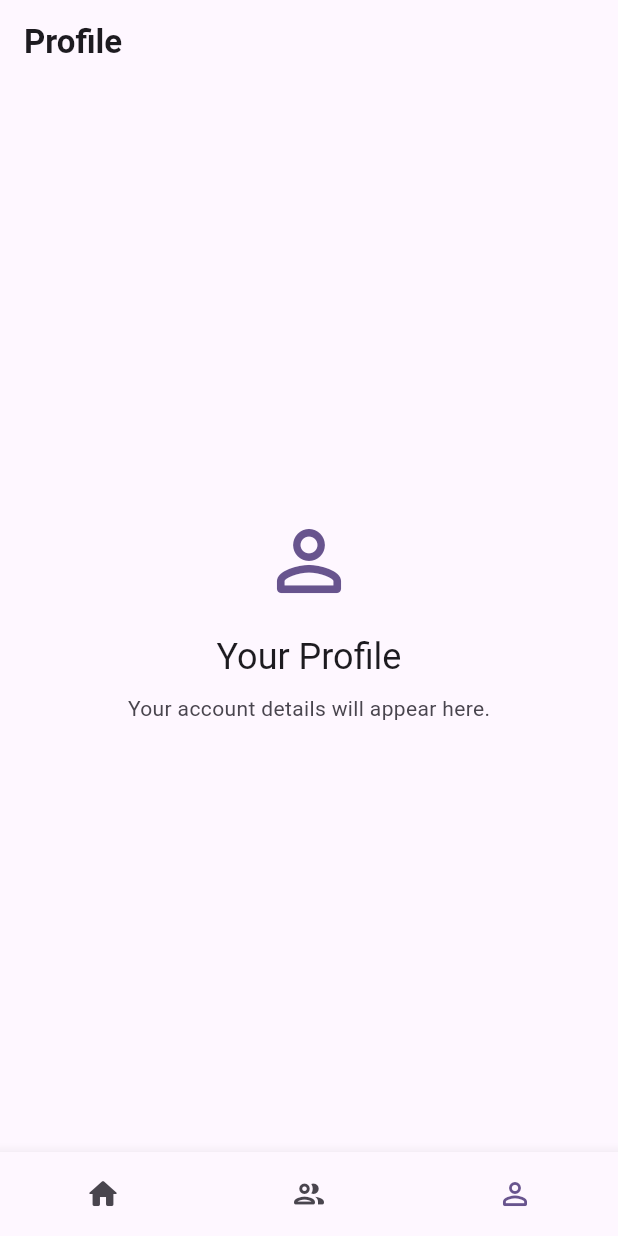
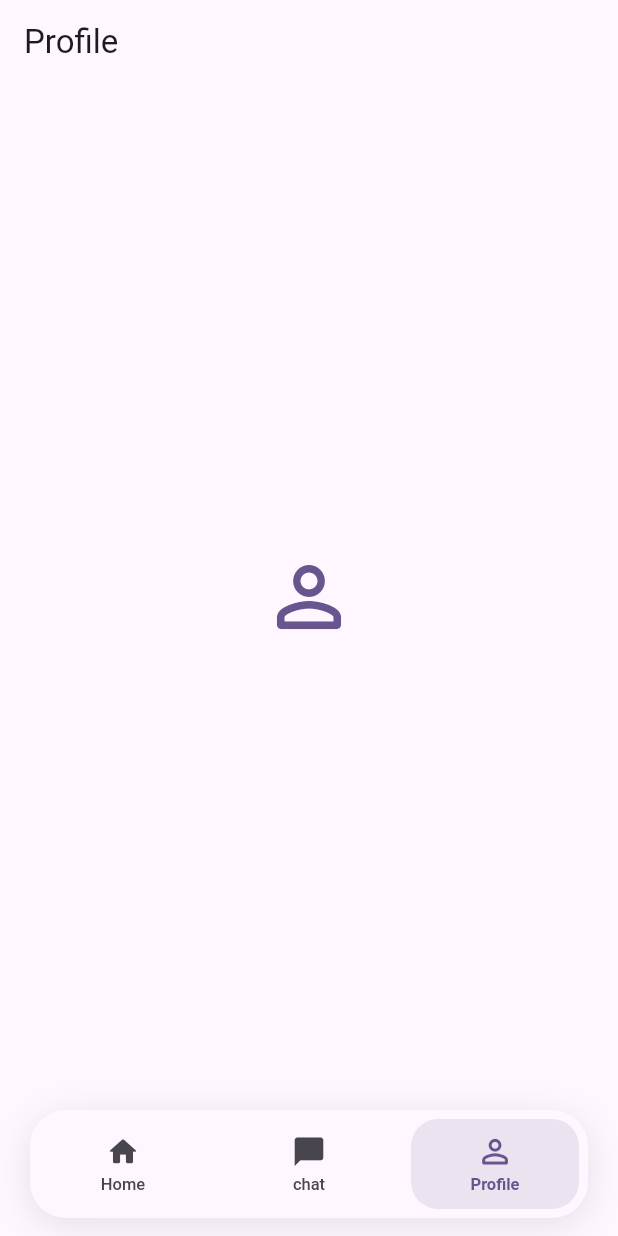
Before and after one commit to MUfoysal/real-chat, a Flutter app: the screen it shows once a user with an empty profile is signed in, item 3 of the bottom bar chosen, on a phone screen of 412 x 824 dp. Run offline on Flutter 3.47's test engine with Material 3 defaults, Android fonts, the phone set to English and light mode, and no system bars; drawn by our look-alikes of animated_bottom_navigation_bar; our stand-ins replace cloud_firestore, firebase_auth, firebase_core; accounts and stored records are empty.

Commit message:
feat: redesign bottom navigation UI

```diff
--- a/lib/features/navigation/presentation/pages/main_navigation_page.dart
+++ b/lib/features/navigation/presentation/pages/main_navigation_page.dart
@@ -1,5 +1,4 @@
 
-import 'package:animated_bottom_navigation_bar/animated_bottom_navigation_bar.dart';
 import 'package:firebase_auth/firebase_auth.dart';
 import 'package:flutter/material.dart';
 
@@ -14,17 +13,14 @@ class MainNavigationPage extends StatefulWidget {
   final User currentUser;
 
   @override
-  State<MainNavigationPage> createState() => _MainNavigationPageState();
+  State<MainNavigationPage> createState() =>
+      _MainNavigationPageState();
 }
 
 class _MainNavigationPageState extends State<MainNavigationPage> {
   int _selectedIndex = 0;
 
-  static const List<IconData> _icons = [
-    Icons.home_rounded,
-    Icons.people_outline_rounded,
-    Icons.person_outline_rounded,
-  ];
+  final List<Widget> _pages = [];
 
   @override
   Widget build(BuildContext context) {
@@ -41,24 +37,104 @@ class _MainNavigationPageState extends State<MainNavigationPage> {
         index: _selectedIndex,
         children: pages,
       ),
-      bottomNavigationBar: AnimatedBottomNavigationBar(
-        icons: _icons,
-        activeIndex: _selectedIndex,
-        onTap: (index) {
+      bottomNavigationBar: SafeArea(
+        minimum: const EdgeInsets.fromLTRB(20, 0, 20, 12),
+        child: Container(
+          height: 72,
+          decoration: BoxDecoration(
+            color: colors.surface,
+            borderRadius: BorderRadius.circular(24),
+            boxShadow: [
+              BoxShadow(
+                color: colors.shadow.withValues(alpha: 0.10),
+                blurRadius: 20,
+                offset: const Offset(0, 5),
+              ),
+            ],
+          ),
+          child: Row(
+            children: [
+              _buildNavItem(
+                index: 0,
+                icon: Icons.home_rounded,
+                label: 'Home',
+                colors: colors,
+              ),
+              _buildNavItem(
+                index: 1,
+                icon: Icons.chat_bubble,
+                label: 'chat',
+                colors: colors,
+              ),
+              _buildNavItem(
+                index: 2,
+                icon: Icons.person_outline_rounded,
+                label: 'Profile',
+                colors: colors,
+              ),
+            ],
+          ),
+        ),
+      ),
+    );
+  }
+
+  Widget _buildNavItem({
+    required int index,
+    required IconData icon,
+    required String label,
+    required ColorScheme colors,
+  }) {
+    final isSelected = _selectedIndex == index;
+
+    return Expanded(
+      child: InkWell(
+        borderRadius: BorderRadius.circular(20),
+        onTap: () {
           setState(() {
             _selectedIndex = index;
           });
         },
-        gapLocation: GapLocation.none,
-        notchSmoothness: NotchSmoothness.softEdge,
-        leftCornerRadius: 24,
-        rightCornerRadius: 24,
-        backgroundColor: colors.surface,
-        activeColor: colors.primary,
-        inactiveColor: colors.onSurfaceVariant,
-        elevation: 8,
-        splashColor: colors.primary.withValues(alpha: 0.12),
-        splashRadius: 24,
+        child: AnimatedContainer(
+          duration: const Duration(milliseconds: 250),
+          curve: Curves.easeInOut,
+          margin: const EdgeInsets.all(6),
+          decoration: BoxDecoration(
+            color: isSelected
+                ? colors.primary.withValues(alpha: 0.12)
+                : Colors.transparent,
+            borderRadius: BorderRadius.circular(18),
+          ),
+          child: Column(
+            mainAxisAlignment: MainAxisAlignment.center,
+            children: [
+              AnimatedScale(
+                scale: isSelected ? 1.12 : 1.0,
+                duration: const Duration(milliseconds: 200),
+                child: Icon(
+                  icon,
+                  color: isSelected
+                      ? colors.primary
+                      : colors.onSurfaceVariant,
+                  size: 23,
+                ),
+              ),
+              const SizedBox(height: 4),
+              AnimatedDefaultTextStyle(
+                duration: const Duration(milliseconds: 200),
+                style: TextStyle(
+                  fontSize: 11,
+                  fontWeight:
+                      isSelected ? FontWeight.w700 : FontWeight.w500,
+                  color: isSelected
+                      ? colors.primary
+                      : colors.onSurfaceVariant,
+                ),
+                child: Text(label),
+              ),
+            ],
+          ),
+        ),
       ),
     );
   }
@@ -69,32 +145,15 @@ class _HomePlaceholder extends StatelessWidget {
 
   @override
   Widget build(BuildContext context) {
-    final theme = Theme.of(context);
-    final colors = theme.colorScheme;
-
-    return Scaffold(
-      appBar: AppBar(
-        title: const Text(
-          'Home',
-          style: TextStyle(fontWeight: FontWeight.bold),
-        ),
-      ),
+    return const Scaffold(
       body: Center(
-        child: Column(
-          mainAxisSize: MainAxisSize.min,
-          children: [
-            Icon(
-              Icons.home_rounded,
-              size: 64,
-              color: colors.primary,
-            ),
-            const SizedBox(height: 16),
-            Text(
-              'Welcome to Real Chat!',
-              style: theme.textTheme.headlineSmall,
-              textAlign: TextAlign.center,
-            ),
-          ],
+        child: Text(
+          'Welcome to Real Chat!',
+          style: TextStyle(
+            fontSize: 24,
+            fontWeight: FontWeight.bold,
+          ),
+          textAlign: TextAlign.center,
         ),
       ),
     );
@@ -106,36 +165,15 @@ class _ProfilePlaceholder extends StatelessWidget {
 
   @override
   Widget build(BuildContext context) {
-    final theme = Theme.of(context);
-    final colors = theme.colorScheme;
+    final colors = Theme.of(context).colorScheme;
 
     return Scaffold(
-      appBar: AppBar(
-        title: const Text(
-          'Profile',
-          style: TextStyle(fontWeight: FontWeight.bold),
-        ),
-      ),
+      appBar: AppBar(title: const Text('Profile')),
       body: Center(
-        child: Column(
-          mainAxisSize: MainAxisSize.min,
-          children: [
-            Icon(
-              Icons.person_outline_rounded,
-              size: 64,
-              color: colors.primary,
-            ),
-            const SizedBox(height: 16),
-            Text(
-              'Your Profile',
-              style: theme.textTheme.headlineSmall,
-            ),
-            const SizedBox(height: 8),
-            Text(
-              'Your account details will appear here.',
-              style: TextStyle(color: colors.onSurfaceVariant),
-            ),
-          ],
+        child: Icon(
+          Icons.person_outline_rounded,
+          size: 64,
+          color: colors.primary,
         ),
       ),
     );
```
Also changed, not shown: lib/features/chat/presentation/pages/chats_page.dart (deleted, +0 -417 lines).
